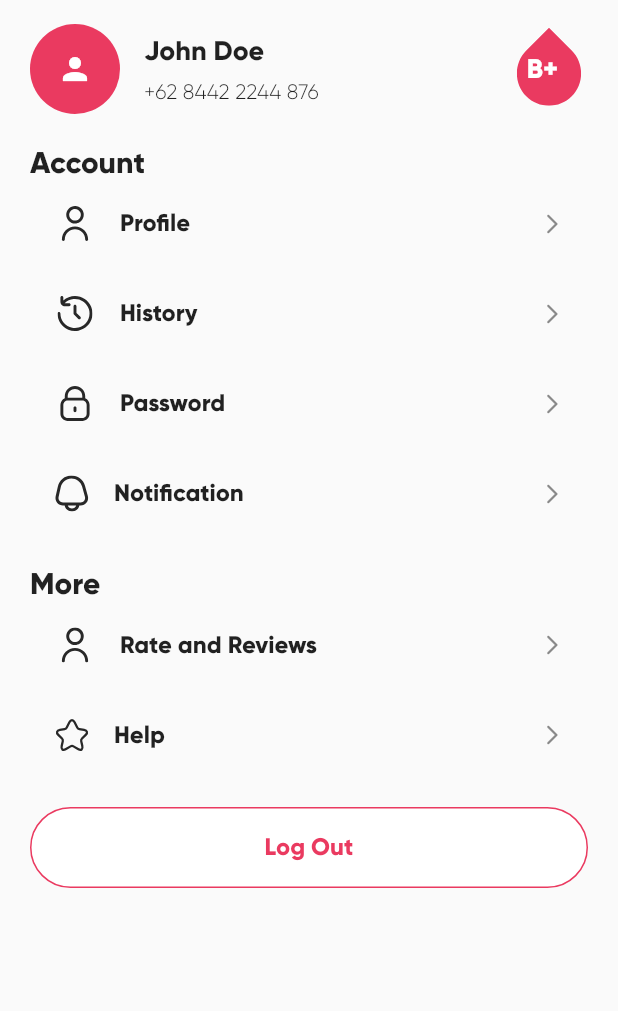
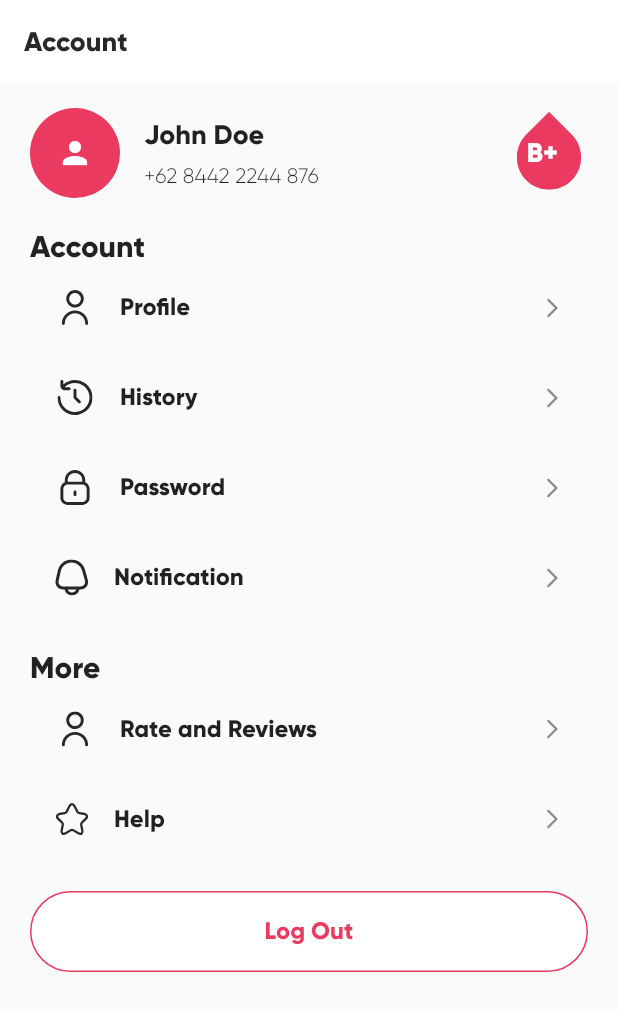
Before and after one commit to nerufuyo/dorah, a Flutter app: the AccountScreen screen opened by its route, on a phone screen of 412 x 824 dp. Shown: the top 1011 px of the screen. Run offline on Flutter 3.47's test engine with Material 2 defaults, Android fonts, the phone set to English and light mode, and no system bars; our stand-ins replace cached_network_image, firebase_auth, firebase_core, flutter_svg, google_sign_in, iconsax and 2 more; accounts and stored records are empty; network calls fail; project files that could hold a hidden picture were left out.

Commit message:
🐞 fix: simple appbar components added and ad some action on it

```diff
--- a/lib/presentations/screens/main/account_screen.dart
+++ b/lib/presentations/screens/main/account_screen.dart
@@ -18,6 +18,7 @@ class _AccountScreenState extends State<AccountScreen> {
   @override
   Widget build(BuildContext context) {
     return Scaffold(
+      appBar: customSimpleAppBar(appBarTitle: 'Account'),
       body: SafeArea(
         child: Container(
           width: MediaQuery.of(context).size.width,
@@ -35,7 +36,7 @@ class _AccountScreenState extends State<AccountScreen> {
                       Container(
                         width: 60,
                         height: 60,
-                        decoration: BoxDecoration(
+                        decoration: const BoxDecoration(
                           color: primary60,
                           shape: BoxShape.circle,
                         ),
--- a/lib/presentations/screens/splash/splash_screen.dart
+++ b/lib/presentations/screens/splash/splash_screen.dart
@@ -3,7 +3,6 @@
 import 'package:dorah/firebase_options.dart';
 import 'package:dorah/presentations/screens/main/main_screen.dart';
 import 'package:firebase_core/firebase_core.dart';
-import 'package:dorah/presentations/screens/auth/authentication_screen.dart';
 import 'package:dorah/presentations/widgets/components.dart';
 import 'package:dorah/styles/pallet.dart';
 import 'package:flutter/material.dart';
--- a/lib/presentations/widgets/components.dart
+++ b/lib/presentations/widgets/components.dart
@@ -2,6 +2,7 @@ import 'package:dorah/styles/pallet.dart';
 import 'package:dorah/styles/typography.dart';
 import 'package:flutter/material.dart';
 import 'package:flutter_svg/flutter_svg.dart';
+import 'package:iconsax/iconsax.dart';
 
 SizedBox customVerticalSpace({required double height}) =>
     SizedBox(height: height);
@@ -96,3 +97,31 @@ InkWell customSimpleListMenu({
     ),
   );
 }
+
+AppBar customSimpleAppBar({
+  required appBarTitle,
+  isInfoShow = false,
+  ontapped,
+}) {
+  return AppBar(
+    automaticallyImplyLeading: false,
+    backgroundColor: Colors.white,
+    elevation: 0,
+    title: customText(
+      customTextValue: appBarTitle,
+      customTextStyle: heading3.copyWith(color: text60),
+    ),
+    actions: [
+      Visibility(
+        visible: isInfoShow,
+        child: InkWell(
+          onTap: ontapped,
+          child: const Padding(
+            padding: EdgeInsets.symmetric(horizontal: 20),
+            child: Icon(Iconsax.info_circle4, color: text60),
+          ),
+        ),
+      )
+    ],
+  );
+}
```
Also changed, not shown: lib/presentations/screens/main/message_screen.dart (+1 -13 lines), lib/presentations/screens/main/reward_screen.dart (+5 -20 lines), lib/presentations/screens/main/ticket.screen.dart (+20 -1 lines).
